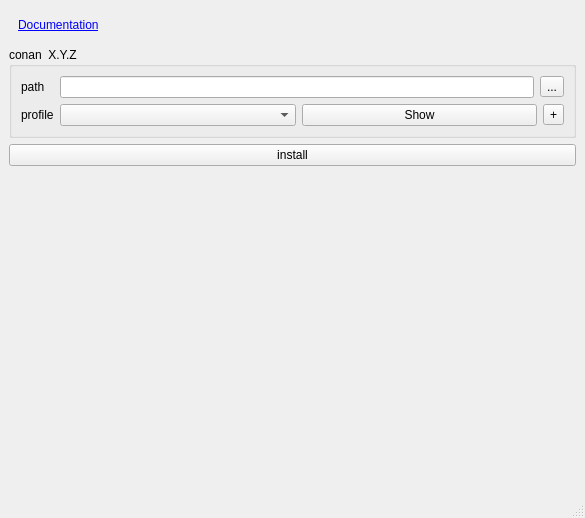
First picture: the form in qtimpl/src/qt/main_view.ui, repository davidtazy/conan-gui, before the edit.
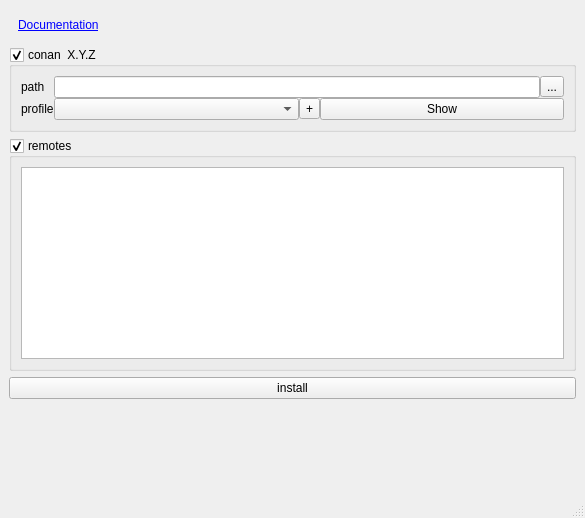
Second picture: the form after the edit.

Commit message: conan and remote view are "hiddable"

The edit to the form file:
```diff
--- a/qtimpl/src/qt/main_view.ui
+++ b/qtimpl/src/qt/main_view.ui
@@ -39,7 +39,31 @@
       <property name="title">
        <string>conan  X.Y.Z</string>
       </property>
-      <layout class="QFormLayout" name="formLayout">
+      <property name="flat">
+       <bool>false</bool>
+      </property>
+      <property name="checkable">
+       <bool>true</bool>
+      </property>
+      <layout class="QHBoxLayout" name="horizontalLayout">
+       <item>
+        <widget class="QWidget" name="conan_widget" native="true">
+         <layout class="QGridLayout" name="gridLayout">
+          <property name="leftMargin">
+           <number>0</number>
+          </property>
+          <property name="topMargin">
+           <number>0</number>
+          </property>
+          <property name="rightMargin">
+           <number>0</number>
+          </property>
+          <property name="bottomMargin">
+           <number>0</number>
+          </property>
+          <property name="spacing">
+           <number>0</number>
+          </property>
        <item row="0" column="0">
         <widget class="QLabel" name="label_2">
          <property name="text">
@@ -73,17 +97,10 @@
         </widget>
        </item>
        <item row="1" column="1">
-        <layout class="QHBoxLayout" name="horizontalLayout">
+           <layout class="QHBoxLayout" name="horizontalLayout_4">
          <item>
           <widget class="QComboBox" name="profile_combo"/>
          </item>
-         <item>
-          <widget class="QPushButton" name="profile_button">
-           <property name="text">
-            <string>Show</string>
-           </property>
-          </widget>
-         </item>
          <item>
           <widget class="QToolButton" name="profile_add">
            <property name="text">
@@ -91,7 +108,53 @@
            </property>
           </widget>
          </item>
-        </layout>
+            <item>
+             <widget class="QPushButton" name="profile_button">
+              <property name="text">
+               <string>Show</string>
+              </property>
+             </widget>
+            </item>
+           </layout>
+          </item>
+         </layout>
+        </widget>
+       </item>
+      </layout>
+     </widget>
+    </item>
+    <item>
+     <widget class="QGroupBox" name="remotes_group">
+      <property name="title">
+       <string>remotes</string>
+      </property>
+      <property name="checkable">
+       <bool>true</bool>
+      </property>
+      <layout class="QVBoxLayout" name="verticalLayout_2">
+       <item>
+        <widget class="QWidget" name="remotes_widget" native="true">
+         <layout class="QVBoxLayout" name="verticalLayout_3">
+          <property name="spacing">
+           <number>0</number>
+          </property>
+          <property name="leftMargin">
+           <number>0</number>
+          </property>
+          <property name="topMargin">
+           <number>0</number>
+          </property>
+          <property name="rightMargin">
+           <number>0</number>
+          </property>
+          <property name="bottomMargin">
+           <number>0</number>
+          </property>
+          <item>
+           <widget class="QTableView" name="remotes_table"/>
+          </item>
+         </layout>
+        </widget>
        </item>
       </layout>
      </widget>
```
Left out of the diff: 37 changed lines with no effect on the pictures. Lines whose indentation alone changed are shown as unchanged. The commit also changes 2 other files.
